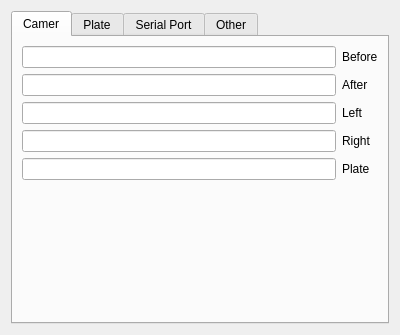
Above: MainUI/camersetting.ui from 519984307/Container_20191221 before the change. Below: the same form after it.
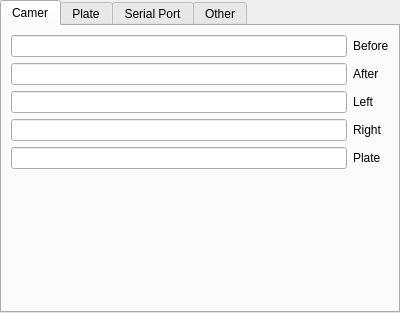
That is the form after the change.

Diff of the .ui file:
```diff
--- a/MainUI/camersetting.ui
+++ b/MainUI/camersetting.ui
@@ -14,6 +14,21 @@
    <string>Form</string>
   </property>
   <layout class="QGridLayout" name="gridLayout">
+   <property name="leftMargin">
+    <number>0</number>
+   </property>
+   <property name="topMargin">
+    <number>0</number>
+   </property>
+   <property name="rightMargin">
+    <number>0</number>
+   </property>
+   <property name="bottomMargin">
+    <number>0</number>
+   </property>
+   <property name="spacing">
+    <number>0</number>
+   </property>
    <item row="0" column="0">
     <widget class="QTabWidget" name="tabWidget_2">
      <property name="currentIndex">
```
